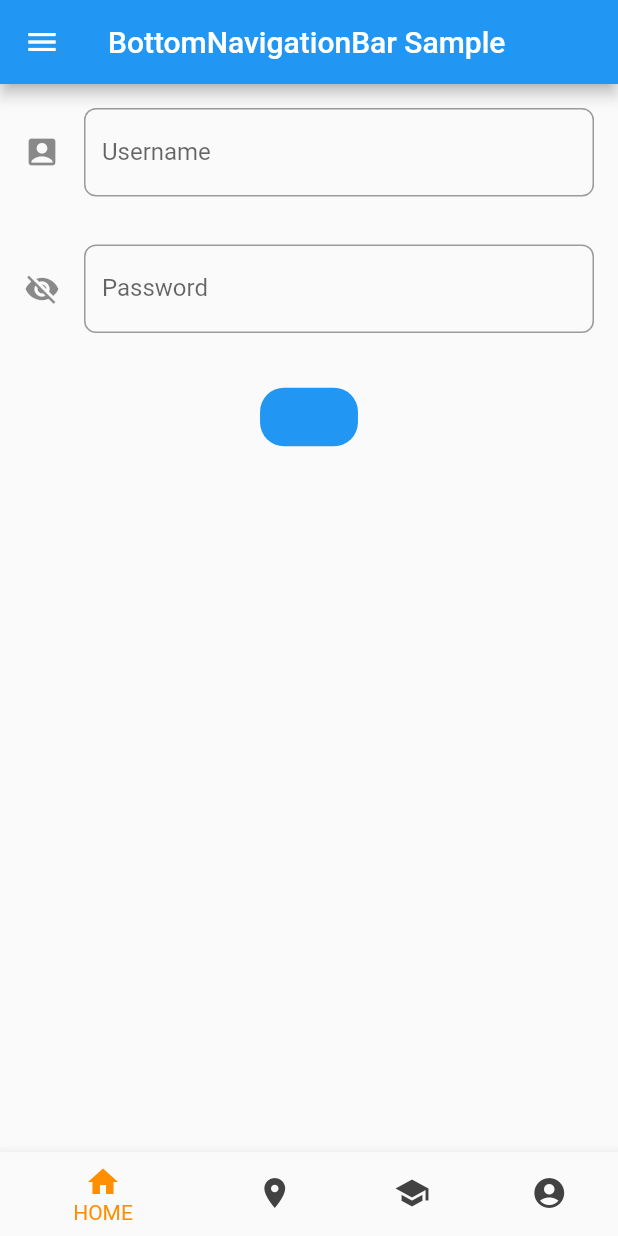
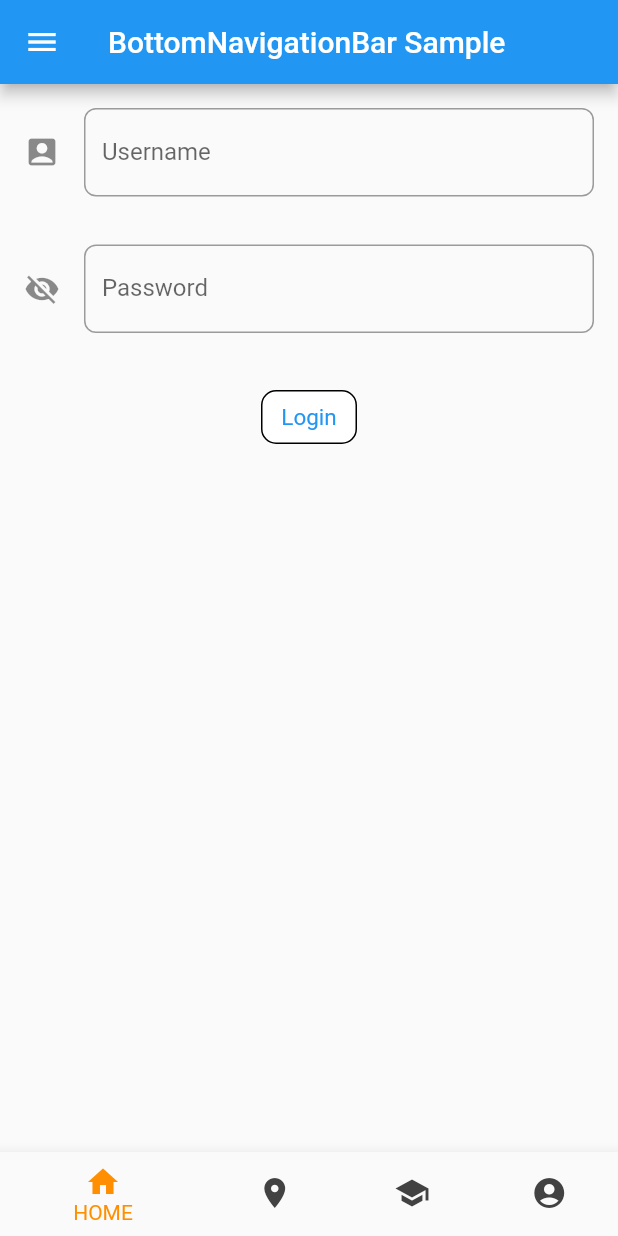
Before and after one commit to zfeder/marketshop_app, a Flutter app: the screen it shows after launch, on a phone screen of 412 x 824 dp. Run offline on Flutter 3.47's test engine with Material 2 defaults, Android fonts, the phone set to English and light mode, and no system bars.

Commit message:
last vesrion login

```diff
--- a/lib/main.dart
+++ b/lib/main.dart
@@ -60,10 +60,11 @@ class _MyStatefulWidgetState extends State<MyStatefulWidget> {
               padding: const EdgeInsets.all(16),
               child: TextButton(
                 style: TextButton.styleFrom(
-                  textStyle: const TextStyle(fontSize: 20),
-                  backgroundColor: Colors.blue,
+                    side: const BorderSide(width: 1.0),
+                    textStyle: const TextStyle(fontSize: 15),
+                  backgroundColor: Colors.white,
                   shape: const RoundedRectangleBorder(
-                    borderRadius: BorderRadius.all(Radius.circular(16)),
+                    borderRadius: BorderRadius.all(Radius.circular(10)),
                   )
                 ),
                   onPressed: () {},
```
